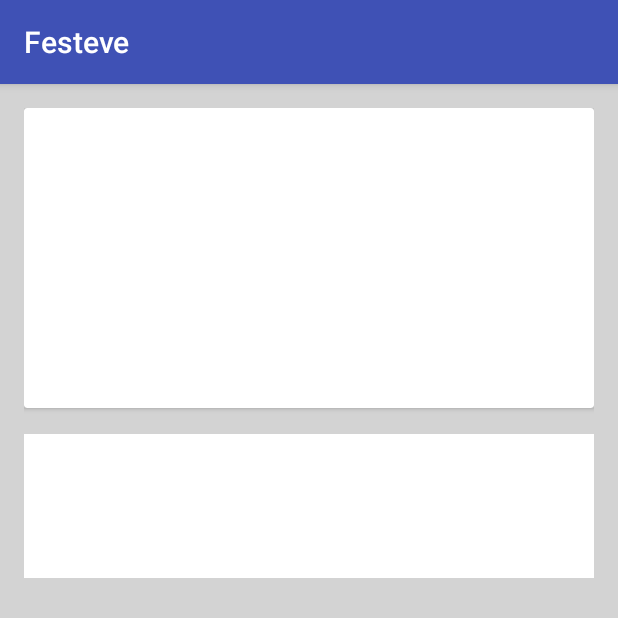
After one commit to shnnxn/Festeve2, an Android app: the fest_on_open screen opened directly, with no data from a screen before it, on a phone screen of 412 x 824 dp, the top half of it. The commit adds this screen. Run offline under Robolectric (Android 15) with nearby library versions, the phone set to English and light mode, and no system bars.

Commit message:
fork it . starting ui

```diff
--- a/app/src/main/AndroidManifest.xml
+++ b/app/src/main/AndroidManifest.xml
@@ -30,7 +30,7 @@
                 <category android:name="android.intent.category.DEFAULT" />
             </intent-filter>
         </activity>
-        <activity android:name=".LoginActivity">
+        <activity android:name=".LoginActivity"
             android:label="@string/title_activity_login"
             android:parentActivityName=".FrontActivity">
             <meta-data
@@ -57,7 +57,8 @@
                 <category android:name="andoid.intent.category.DEFAULT" />
             </intent-filter>
         </activity>
-        <activity android:name=".fest_feeds"></activity>
+        <activity android:name=".fest_feeds" />
+        <activity android:name=".fest_on_open"></activity>
     </application>
 
 </manifest>
--- /dev/null
+++ b/app/src/main/java/com/example/android/festeve/fest_on_open.java
@@ -0,0 +1,13 @@
+package com.example.android.festeve;
+
+import android.support.v7.app.AppCompatActivity;
+import android.os.Bundle;
+
+public class fest_on_open extends AppCompatActivity {
+
+    @Override
+    protected void onCreate(Bundle savedInstanceState) {
+        super.onCreate(savedInstanceState);
+        setContentView(R.layout.activity_fest_on_open);
+    }
+}
--- a/app/src/main/res/layout/activity_fest_feeds.xml
+++ b/app/src/main/res/layout/activity_fest_feeds.xml
@@ -10,4 +10,9 @@
     android:paddingTop="@dimen/activity_vertical_margin"
     tools:context="com.example.android.festeve.fest_feeds">
 
+    <StackView
+        android:layout_width="240dp"
+        android:layout_height="match_parent"
+        android:layout_alignParentLeft="true"
+        android:layout_alignParentStart="true" />
 </RelativeLayout>
--- /dev/null
+++ b/app/src/main/res/layout/activity_fest_on_open.xml
@@ -0,0 +1,59 @@
+<?xml version="1.0" encoding="utf-8"?>
+<RelativeLayout xmlns:android="http://schemas.android.com/apk/res/android"
+    xmlns:tools="http://schemas.android.com/tools"
+    android:id="@+id/activity_fest_on_open"
+    android:layout_width="match_parent"
+    android:layout_height="match_parent"
+    android:paddingBottom="@dimen/activity_vertical_margin"
+    android:paddingLeft="@dimen/activity_horizontal_margin"
+    android:background="#d3d3d3"
+    android:paddingRight="@dimen/activity_horizontal_margin"
+    android:paddingTop="@dimen/activity_vertical_margin"
+    tools:context="com.example.android.festeve.fest_on_open">
+
+    <android.support.v7.widget.CardView
+        android:layout_width="match_parent"
+        android:layout_height="200dp"
+        android:id="@+id/festcard"
+        android:layout_alignParentLeft="true"
+        android:layout_alignParentStart="true" />
+
+    <TextView
+
+        android:layout_width="wrap_content"
+        android:layout_height="32dp"
+        android:background="#ffffff"
+        android:layout_below="@+id/festcard"
+        android:layout_alignParentLeft="true"
+        android:layout_alignParentStart="true"
+        android:layout_marginTop="17dp"
+        android:id="@+id/textView6"
+        android:layout_alignParentRight="true"
+        android:layout_alignParentEnd="true" />
+
+    <TextView
+
+        android:layout_width="wrap_content"
+        android:layout_height="32dp"
+        android:background="#ffffff"
+        android:id="@+id/textView7"
+        android:layout_below="@+id/textView6"
+        android:layout_alignParentLeft="true"
+        android:layout_alignParentStart="true"
+        android:layout_alignParentRight="true"
+        android:layout_alignParentEnd="true" />
+
+    <TextView
+        android:background="#ffffff"
+
+        android:layout_width="wrap_content"
+        android:layout_height="32dp"
+        android:id="@+id/textView5"
+        android:layout_below="@+id/textView7"
+        android:layout_alignParentLeft="true"
+        android:layout_alignParentStart="true"
+        android:layout_alignParentRight="true"
+        android:layout_alignParentEnd="true" />
+
+
+</RelativeLayout>
```
Also changed, not shown: app/src/main/java/com/example/android/festeve/FrontActivity.java (+7 -0 lines).
